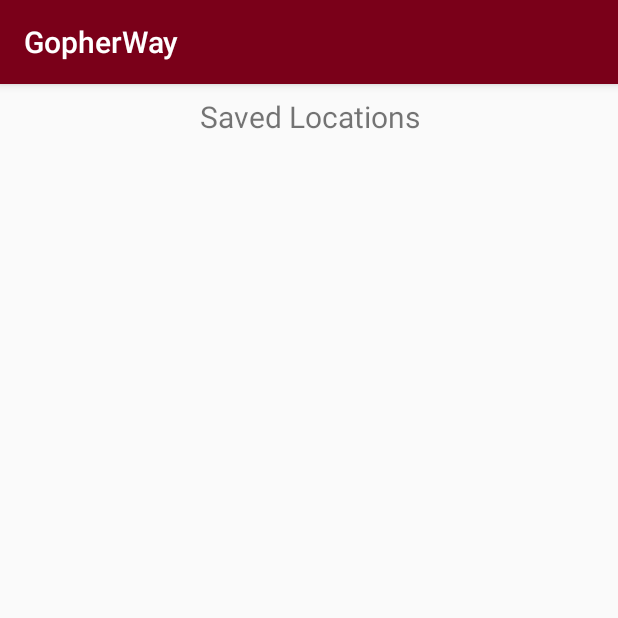
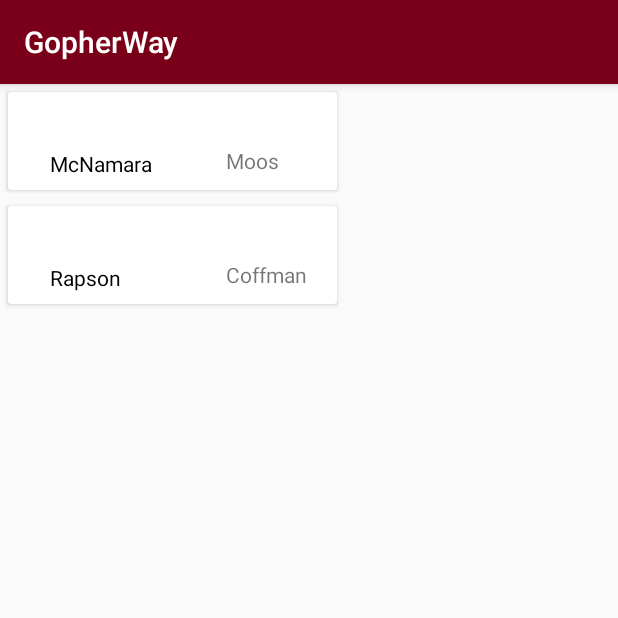
Before and after one commit to tarynchiang/gopher_way_app, an Android app: the fragment SavedLocationsFragment shown on its own in the app's theme, on a phone screen of 412 x 824 dp, the top half of it. Run offline under Robolectric (Android 15) with nearby library versions, the phone set to English and light mode, and no system bars.

Commit message:
create a box for saved route

```diff
--- a/app/src/main/java/com/example/gopherway/RouteAdapter.java
+++ b/app/src/main/java/com/example/gopherway/RouteAdapter.java
@@ -17,7 +17,7 @@
     //this context we will use to inflate the layout
     private Context mCtx;
 
-    //we are storing all the products in a list
+    //we are storing all the route in a list
     private List<Route> routeList;
 
     //getting the context and product list with constructor
--- a/app/src/main/java/com/example/gopherway/ui/savedlocations/SavedLocationsFragment.java
+++ b/app/src/main/java/com/example/gopherway/ui/savedlocations/SavedLocationsFragment.java
@@ -11,16 +11,57 @@
 import androidx.lifecycle.Observer;
 import androidx.lifecycle.ViewModelProviders;
 import com.example.gopherway.R;
+import com.example.gopherway.Route;
+import com.example.gopherway.RouteAdapter;
+
+import androidx.recyclerview.widget.LinearLayoutManager;
+import androidx.recyclerview.widget.RecyclerView;
+
+import java.util.List;
+
+import androidx.appcompat.app.AppCompatActivity;
+import android.os.Bundle;
+
+import androidx.recyclerview.widget.LinearLayoutManager;
+import androidx.recyclerview.widget.RecyclerView;
+
+import java.util.ArrayList;
+import java.util.List;
 
 public class SavedLocationsFragment extends Fragment {
 
     private SavedLocationsViewModel savedLocationsViewModel;
+    private static List<Route> routeList;
+
 
     public View onCreateView(@NonNull LayoutInflater inflater,
             ViewGroup container, Bundle savedInstanceState) {
         savedLocationsViewModel =
                 ViewModelProviders.of(this).get(SavedLocationsViewModel.class);
+
+        routeList = new ArrayList<>();
+        routeList.add(
+                new Route(
+                        1,
+                        "McNamara",
+                        "Moos"));
+
+        routeList.add(
+                new Route(
+                        1,
+                        "Rapson",
+                        "Coffman"));
+
         View root = inflater.inflate(R.layout.fragment_saved_locations, container, false);
+
+        RecyclerView recyclerView = (RecyclerView) root.findViewById(R.id.routeCard);
+        recyclerView.setLayoutManager(new LinearLayoutManager(getActivity()));
+        RouteAdapter adapter = new RouteAdapter(getActivity(), routeList);
+
+        //setting adapter to recyclerview
+        recyclerView.setAdapter(adapter);
+
+
         final TextView textView = root.findViewById(R.id.text_saved_locations);
         savedLocationsViewModel.getText().observe(this, new Observer<String>() {
             @Override
@@ -28,6 +69,9 @@
                 textView.setText(s);
             }
         });
+
         return root;
     }
+
+
 }
--- a/app/src/main/java/com/example/gopherway/ui/savedlocations/SavedLocationsViewModel.java
+++ b/app/src/main/java/com/example/gopherway/ui/savedlocations/SavedLocationsViewModel.java
@@ -10,7 +10,7 @@
 
     public SavedLocationsViewModel() {
         mText = new MutableLiveData<>();
-        mText.setValue("Saved Locations");
+        mText.setValue("");
     }
 
     public LiveData<String> getText() {
--- a/app/src/main/res/layout/fragment_saved_locations.xml
+++ b/app/src/main/res/layout/fragment_saved_locations.xml
@@ -26,4 +26,5 @@
         android:layout_height="match_parent"
         tools:layout_editor_absoluteX="77dp"
         tools:layout_editor_absoluteY="83dp" />
+
 </androidx.constraintlayout.widget.ConstraintLayout>
```
Also changed, not shown: app/src/main/java/com/example/gopherway/UniversityLocations.java (+2 -5 lines).
